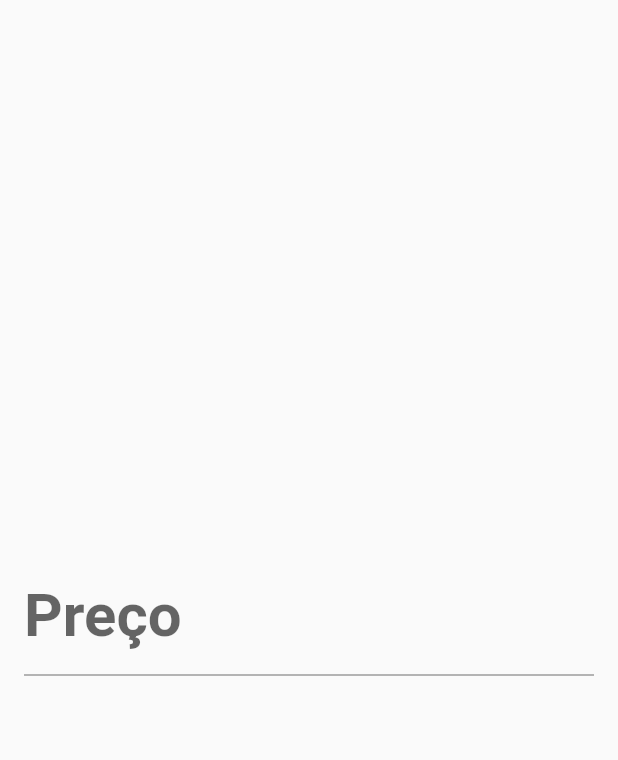
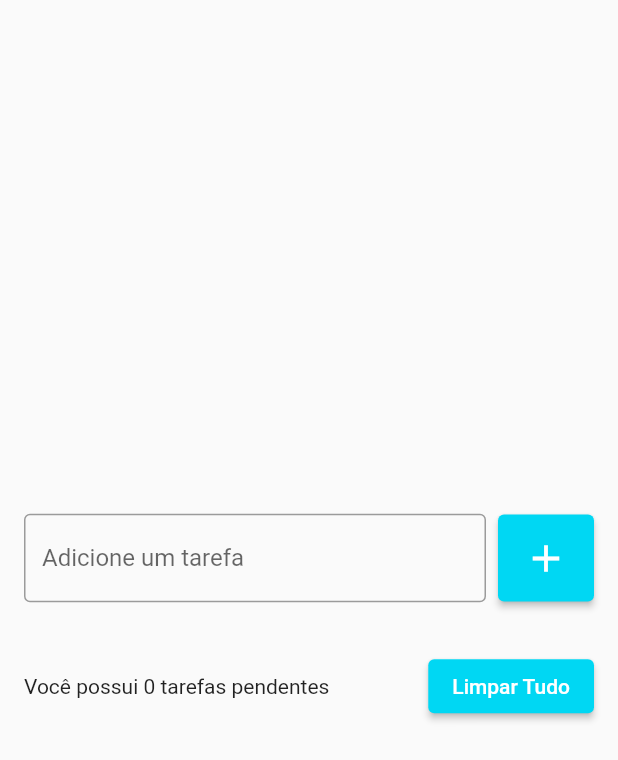
Before and after one commit to Zi0Li/Lista_De_Tarefas, a Flutter app: the screen it shows after launch, on a phone screen of 412 x 824 dp. Shown: the top 760 px of the screen. Run offline on Flutter 3.47's test engine with Material 2 defaults, Android fonts, the phone set to English and light mode, and no system bars; our stand-ins replace flutter_slidable.

Commit message:
New Functions (Delete and Buttons)

```diff
--- a/analysis_options.yaml
+++ b/analysis_options.yaml
@@ -22,6 +22,8 @@ linter:
   # `// ignore_for_file: name_of_lint` syntax on the line or in the file
   # producing the lint.
   rules:
+    prefer_const_constructors: false
+    sort_child_properties_last: false
     # avoid_print: false  # Uncomment to disable the `avoid_print` rule
     # prefer_single_quotes: true  # Uncomment to enable the `prefer_single_quotes` rule
 
--- a/lib/main.dart
+++ b/lib/main.dart
@@ -10,7 +10,8 @@ class MyApp extends StatelessWidget {
 
   @override
   Widget build(BuildContext context) {
-    return const MaterialApp(
+    return MaterialApp(
+      debugShowCheckedModeBanner: false,
       home: TodoListPage(),
     );
   }
--- /dev/null
+++ b/lib/models/todo.dart
@@ -0,0 +1,8 @@
+class Todo{
+
+  Todo({required this.title, required this.dateTime});
+
+  String title;
+  DateTime dateTime;
+
+}
--- a/lib/pages/todo_list_page.dart
+++ b/lib/pages/todo_list_page.dart
@@ -1,36 +1,103 @@
 import 'package:flutter/material.dart';
+import 'package:listadetarefas/models/todo.dart';
+import 'package:listadetarefas/widgets/todo_list_item.dart';
 
-class TodoListPage extends StatelessWidget {
-  const TodoListPage({Key? key}) : super(key: key);
+class TodoListPage extends StatefulWidget {
+  TodoListPage({Key? key}) : super(key: key);
+
+  @override
+  State<TodoListPage> createState() => _TodoListPageState();
+}
+
+class _TodoListPageState extends State<TodoListPage> {
+  final TextEditingController todoController = TextEditingController();
+
+  List<Todo> todos = [];
 
   @override
   Widget build(BuildContext context) {
-    return const Scaffold(
+    return SafeArea(
+      child: Scaffold(
         body: Center(
           child: Padding(
             padding: EdgeInsets.all(16),
+            child: Column(
+              mainAxisSize: MainAxisSize.min,
+              children: [
+                Row(
+                  children: [
+                    Expanded(
                       child: TextField(
+                        controller: todoController,
                         decoration: InputDecoration(
-                  labelText: 'Preço',
-                  labelStyle: TextStyle(
-                    fontSize: 40,
+                          border: OutlineInputBorder(),
+                          labelText: 'Adicione um tarefa',
+                          hintText: 'Ex: Estudar Flutter',
                         ),
-                  hintText: 'exemplo@exemplo.com',
-                  //border: InputBorder.none,
-                  //errorText: 'Texto obrigatório',
-                  prefixText: 'R\$',
-                  suffixText: 'cm',
                       ),
-                //obscureText: true,
-                //obscuringCharacter: 'x',
-                keyboardType: TextInputType.number,
-                style: TextStyle(
-                  fontWeight: FontWeight.w700,
-                  color: Colors.pink,
+                    ),
+                    SizedBox(
+                      width: 8,
+                    ),
+                    ElevatedButton(
+                        onPressed: () {
+                          String text = todoController.text;
+                          setState(() {
+                            Todo newTodo = Todo(
+                                title: text, dateTime: DateTime.now()
+                            );
+                            todos.add(newTodo);
+                          });
+                          todoController.clear();
+                        },
+                        style: ElevatedButton.styleFrom(
+                            primary: Color(0xff00d7f3),
+                            padding: EdgeInsets.all(14)),
+                        child: Icon(
+                          Icons.add,
+                          size: 30,
+                        )
+                    )
+                  ],
+                ),
+                SizedBox(height: 16,),
+                Flexible(
+                  child: ListView(
+                    shrinkWrap: true,
+                    children: [
+                      for (Todo todo in todos)
+                        TodoListItem(
+                          todo: todo,
+                          onDelete: onDelete,
+                        ),
+                    ],
+                  ),
+                ),
+                SizedBox(height: 16,),
+                Row(children: [
+                  Expanded(child: Text(
+                      'Você possui ${todos.length} tarefas pendentes')),
+                  SizedBox(
+                    width: 8,
+                  ),
+                  ElevatedButton(
+                    onPressed: () {
+                    },
+                    child: Text('Limpar Tudo'),
+                    style: ElevatedButton.styleFrom(primary: Color(0xff00d7f3)),
+                  )
+                ])
+              ],
             ),
           ),
         ),
       ),
     );
   }
+
+  void onDelete (Todo todo){
+    setState(() {
+      todos.remove(todo);
+    });
   }
+}
--- a/pubspec.yaml
+++ b/pubspec.yaml
@@ -36,6 +36,8 @@ dependencies:
   # The following adds the Cupertino Icons font to your application.
   # Use with the CupertinoIcons class for iOS style icons.
   cupertino_icons: ^1.0.2
+  intl:
+  flutter_slidable: ^0.6.0
 
 dev_dependencies:
   flutter_test:
```
Also changed, not shown: lib/widgets/todo_list_item.dart (added, +56 -0 lines), pubspec.lock. Lines whose indentation alone changed are shown as unchanged.
